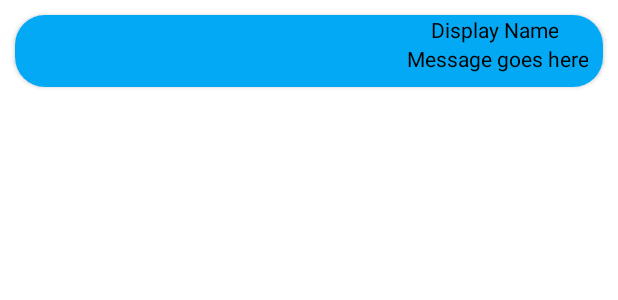
After one commit to tbostanche/RoomMateys, an Android app: the layout message.xml on its own in the app's theme, with its tools: preview values and no code run, on a phone screen of 412 x 824 dp. The commit adds this screen. Shown: the top 300 px of the screen. Run offline under Robolectric (Android 15) with nearby library versions, the phone set to English and light mode, and no system bars.

Commit message:
Basic messaging

```diff
--- a/app/build.gradle
+++ b/app/build.gradle
@@ -35,6 +35,7 @@ dependencies {
     implementation platform('com.google.firebase:firebase-bom:29.0.0')
     implementation 'com.google.firebase:firebase-analytics'
     implementation 'com.firebaseui:firebase-ui-auth:7.2.0'
+    implementation 'com.firebaseui:firebase-ui-database:8.0.0'
     implementation 'androidx.appcompat:appcompat:1.3.1'
     implementation 'com.google.android.material:material:1.4.0'
     implementation 'androidx.constraintlayout:constraintlayout:2.1.1'
--- /dev/null
+++ b/app/src/main/res/layout/message.xml
@@ -0,0 +1,50 @@
+<?xml version="1.0" encoding="utf-8"?>
+<androidx.cardview.widget.CardView xmlns:android="http://schemas.android.com/apk/res/android"
+    xmlns:app="http://schemas.android.com/apk/res-auto"
+    xmlns:tools="http://schemas.android.com/tools"
+    android:layout_width="match_parent"
+    android:layout_height="wrap_content"
+    android:layout_marginHorizontal="10dp"
+    android:layout_marginTop="10dp"
+    android:layout_marginBottom="20dp"
+    android:background="@color/blue_light"
+    android:minHeight="48dp"
+    android:scrollbars="vertical"
+    app:cardCornerRadius="20dp">
+
+
+    <androidx.constraintlayout.widget.ConstraintLayout
+        android:layout_width="match_parent"
+        android:layout_height="match_parent"
+        android:background="@color/blue"
+        android:id="@+id/messageConstraintLayout"
+        android:minHeight="48dp">
+
+
+        <TextView
+            android:id="@+id/messageDisplayName"
+            android:layout_width="match_parent"
+            android:layout_height="wrap_content"
+            android:layout_marginLeft="30dp"
+            android:layout_marginRight="30dp"
+            android:gravity="right"
+            android:text="Display Name"
+            app:layout_constraintStart_toStartOf="parent"
+            app:layout_constraintTop_toTopOf="parent" />
+
+
+        <TextView
+            android:id="@+id/messageText"
+            android:layout_width="match_parent"
+            android:layout_height="wrap_content"
+            android:layout_marginLeft="10dp"
+            android:layout_marginRight="10dp"
+            android:layout_marginBottom="10dp"
+            android:gravity="right"
+            android:text="Message goes here"
+            app:layout_constraintStart_toStartOf="parent"
+            app:layout_constraintTop_toBottomOf="@+id/messageDisplayName" />
+
+
+    </androidx.constraintlayout.widget.ConstraintLayout>
+</androidx.cardview.widget.CardView>
```
Also changed, not shown: app/src/main/java/com/example/roommateys/Message.java (added, +39 -0 lines), app/src/main/java/com/example/roommateys/MessageActivity.java (+61 -2 lines), app/src/main/java/com/example/roommateys/MessageHolder.java (added, +19 -0 lines), app/src/main/res/layout/activity_message.xml (+50 -8 lines).
